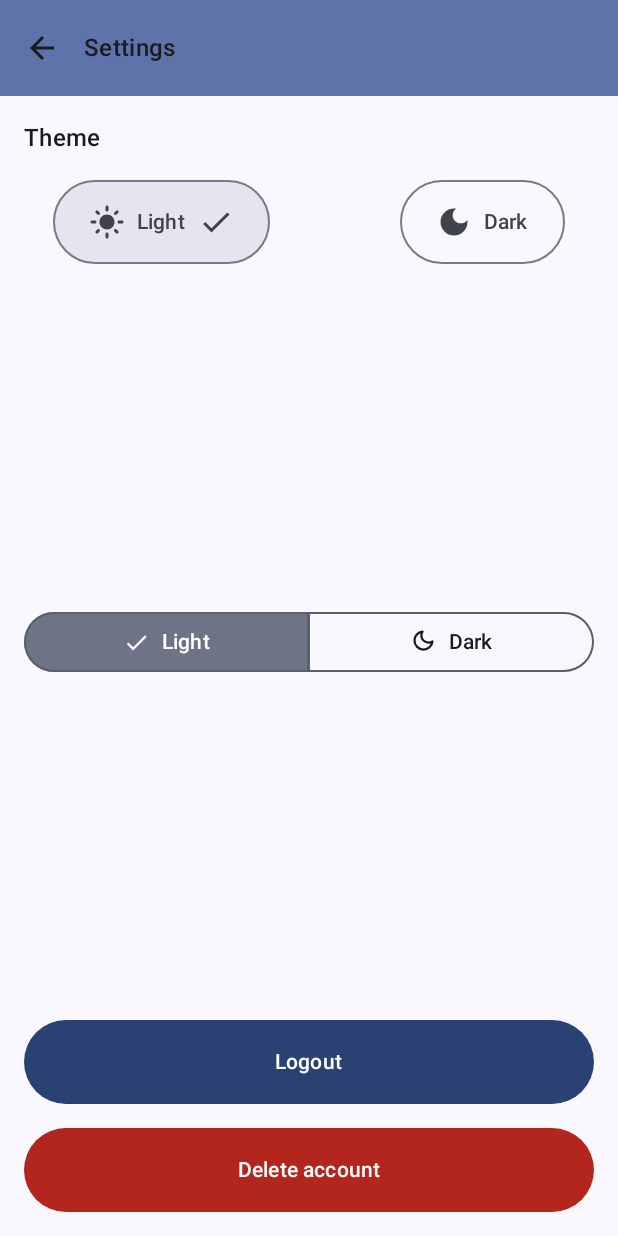
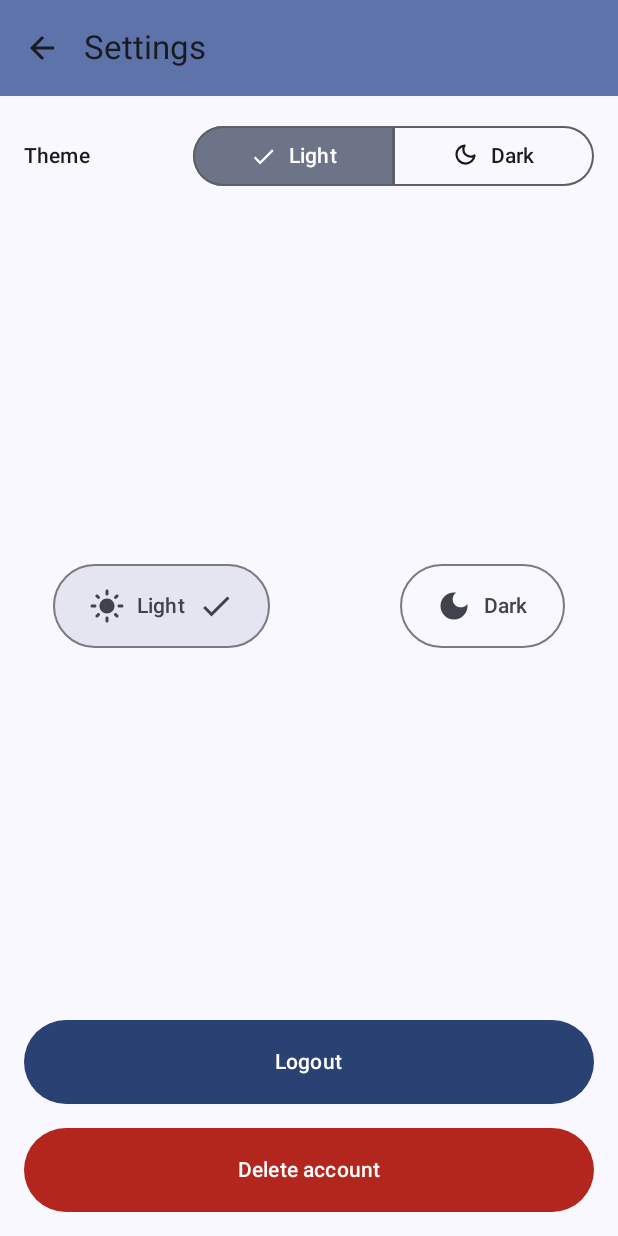
Before and after one commit to Val0rous/Miranda, an Android app built with Jetpack Compose: the screen it shows after launch (MainActivity), after a tap on "Settings", on a phone screen of 412 x 824 dp. Run offline under Robolectric (Android 15) with nearby library versions, the phone set to English and light mode, and no system bars.

Commit message:
Add all TextStyles

```diff
--- a/app/src/main/java/com/cashflowtracker/miranda/AppBar.kt
+++ b/app/src/main/java/com/cashflowtracker/miranda/AppBar.kt
@@ -42,7 +42,7 @@ fun AppBar(navController: NavHostController, isDarkTheme: Boolean) {
                     NavigationRoute.Profile.route -> "Your Profile"
                     else -> ""
                 },
-                style = MaterialTheme.typography.titleMedium,
+                style = MaterialTheme.typography.titleLarge,
                 modifier = Modifier.fillMaxWidth(),
                 color = MaterialTheme.colorScheme.onBackground
             )
@@ -93,6 +93,6 @@ fun AppBar(navController: NavHostController, isDarkTheme: Boolean) {
         },
         colors = TopAppBarDefaults.topAppBarColors(
             containerColor = if (isDarkTheme) MaterialTheme.colorScheme.background else MaterialTheme.colorScheme.primaryContainer
-        )
+        ),
     )
 }
--- a/app/src/main/java/com/cashflowtracker/miranda/Settingscreen.kt
+++ b/app/src/main/java/com/cashflowtracker/miranda/Settingscreen.kt
@@ -9,6 +9,7 @@ import androidx.compose.material.icons.rounded.Download
 import androidx.compose.material.icons.rounded.Upload
 import androidx.compose.material3.*
 import androidx.compose.runtime.*
+import androidx.compose.ui.Alignment
 import androidx.compose.ui.Modifier
 import androidx.compose.ui.graphics.vector.ImageVector
 import androidx.compose.ui.unit.dp
@@ -30,13 +31,19 @@ fun SettingsScreen(
         verticalArrangement = Arrangement.SpaceBetween
     ) {
         // Theme selection
-        Column {
+        Row(
+            verticalAlignment = Alignment.CenterVertically,
+            horizontalArrangement = Arrangement.SpaceBetween,
+        ) {
             Text(
                 text = "Theme",
-                style = MaterialTheme.typography.titleMedium,
-                color = MaterialTheme.colorScheme.onBackground
+                style = MaterialTheme.typography.labelLarge,
+                color = MaterialTheme.colorScheme.onSurface
             )
-            Spacer(modifier = Modifier.height(16.dp))
+            Spacer(modifier = Modifier.width(68.dp))
+            SegmentedButtonTheme(modifier = Modifier.fillMaxWidth())
+        }
+
         Row(
             horizontalArrangement = Arrangement.SpaceAround,
             modifier = Modifier.fillMaxWidth()
@@ -61,9 +68,7 @@ fun SettingsScreen(
                 }
             )
         }
-        }
 
-        SegmentedButtonTheme(modifier = Modifier.fillMaxWidth())
 
         // Logout and Delete Account buttons
         Column(modifier = Modifier.fillMaxWidth()) {
--- a/app/src/main/java/com/cashflowtracker/miranda/ui/theme/Type.kt
+++ b/app/src/main/java/com/cashflowtracker/miranda/ui/theme/Type.kt
@@ -4,24 +4,108 @@ import androidx.compose.material3.Typography
 import androidx.compose.ui.text.TextStyle
 import androidx.compose.ui.text.font.FontFamily
 import androidx.compose.ui.text.font.FontWeight
+import androidx.compose.ui.unit.dp
 import androidx.compose.ui.unit.sp
 
 // Set of Material typography styles to start with
 val Typography = Typography(
+    displayLarge = TextStyle(
+        fontFamily = FontFamily.Default,
+        fontWeight = FontWeight.Normal,
+        fontSize = 57.sp,
+        lineHeight = 64.sp,
+        letterSpacing = (-0.25).sp
+    ),
+    displayMedium = TextStyle(
+        fontFamily = FontFamily.Default,
+        fontWeight = FontWeight.Normal,
+        fontSize = 45.sp,
+        lineHeight = 52.sp,
+        letterSpacing = 0.sp
+    ),
+    displaySmall = TextStyle(
+        fontFamily = FontFamily.Default,
+        fontWeight = FontWeight.Normal,
+        fontSize = 36.sp,
+        lineHeight = 44.sp,
+        letterSpacing = 0.sp
+    ),
+    headlineLarge = TextStyle(
+        fontFamily = FontFamily.Default,
+        fontWeight = FontWeight.Normal,
+        fontSize = 32.sp,
+        lineHeight = 40.sp,
+        letterSpacing = 0.sp
+    ),
+    headlineMedium = TextStyle(
+        fontFamily = FontFamily.Default,
+        fontWeight = FontWeight.Normal,
+        fontSize = 28.sp,
+        lineHeight = 36.sp,
+        letterSpacing = 0.sp
+    ),
+    headlineSmall = TextStyle(
+        fontFamily = FontFamily.Default,
+        fontWeight = FontWeight.Normal,
+        fontSize = 24.sp,
+        lineHeight = 32.sp,
+        letterSpacing = 0.sp
+    ),
+    titleLarge = TextStyle(
+        fontFamily = FontFamily.Default,
+        fontWeight = FontWeight.Normal,
+        fontSize = 22.sp,
+        lineHeight = 28.sp,
+        letterSpacing = 0.sp
+    ),
+    titleMedium = TextStyle(
+        fontFamily = FontFamily.Default,
+        fontWeight = FontWeight.Medium,
+        fontSize = 16.sp,
+        lineHeight = 24.sp,
+        letterSpacing = 0.15.sp
+    ),
+    titleSmall = TextStyle(
+        fontFamily = FontFamily.Default,
+        fontWeight = FontWeight.Medium,
+        fontSize = 14.sp,
+        lineHeight = 20.sp,
+        letterSpacing = 0.1.sp
+    ),
     bodyLarge = TextStyle(
         fontFamily = FontFamily.Default,
         fontWeight = FontWeight.Normal,
         fontSize = 16.sp,
         lineHeight = 24.sp,
         letterSpacing = 0.5.sp
-    )
-    /* Other default text styles to override
-    titleLarge = TextStyle(
+    ),
+    bodyMedium = TextStyle(
         fontFamily = FontFamily.Default,
         fontWeight = FontWeight.Normal,
-        fontSize = 22.sp,
-        lineHeight = 28.sp,
-        letterSpacing = 0.sp
+        fontSize = 14.sp,
+        lineHeight = 20.sp,
+        letterSpacing = 0.25.sp
+    ),
+    bodySmall = TextStyle(
+        fontFamily = FontFamily.Default,
+        fontWeight = FontWeight.Normal,
+        fontSize = 12.sp,
+        lineHeight = 16.sp,
+        letterSpacing = 0.4.sp
+    ),
+    labelLarge = TextStyle(
+        fontFamily = FontFamily.Default,
+        fontWeight = FontWeight.Medium,
+        fontSize = 14.sp,
+        lineHeight = 20.sp,
+        letterSpacing = 0.1.sp
+    ),
+    labelMedium = TextStyle(
+        fontFamily = FontFamily.Default,
+        fontWeight = FontWeight.Medium,
+        fontSize = 12.sp,
+        lineHeight = 16.sp,
+        letterSpacing = 0.5.sp
     ),
     labelSmall = TextStyle(
         fontFamily = FontFamily.Default,
@@ -30,5 +114,4 @@ val Typography = Typography(
         lineHeight = 16.sp,
         letterSpacing = 0.5.sp
     )
-    */
 )
```
Lines whose indentation alone changed are shown as unchanged.
